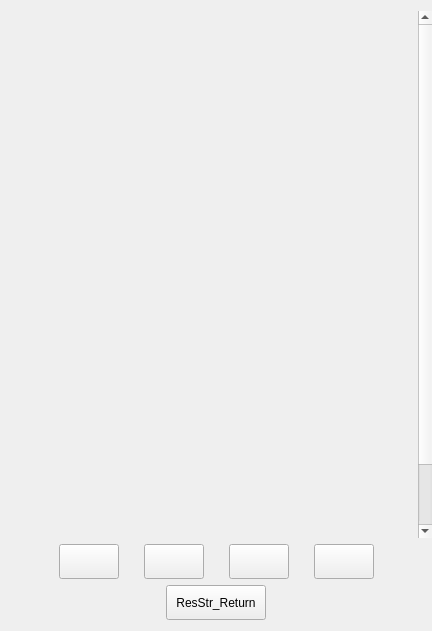
lzk/statusmonitor, file cpath/imagepreviewdialog.ui: the form before one commit.
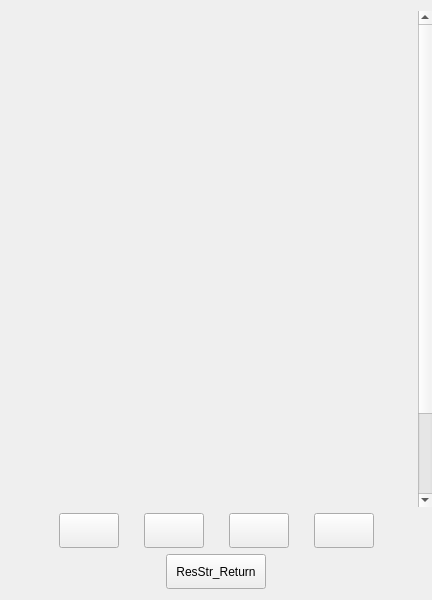
The form after the commit. Icons and pictures are not drawn.

What changed in the file:
```diff
--- a/cpath/imagepreviewdialog.ui
+++ b/cpath/imagepreviewdialog.ui
@@ -7,19 +7,19 @@
     <x>0</x>
     <y>0</y>
     <width>432</width>
-    <height>631</height>
+    <height>600</height>
    </rect>
   </property>
   <property name="minimumSize">
    <size>
     <width>432</width>
-    <height>631</height>
+    <height>600</height>
    </size>
   </property>
   <property name="maximumSize">
    <size>
     <width>432</width>
-    <height>631</height>
+    <height>600</height>
    </size>
   </property>
   <property name="windowTitle">
@@ -81,7 +81,7 @@
        <widget class="QWidget" name="scrollAreaWidgetContents">
         <property name="geometry">
          <rect>
-          <x>8</x>
+          <x>16</x>
           <y>0</y>
           <width>398</width>
           <height>598</height>
```
